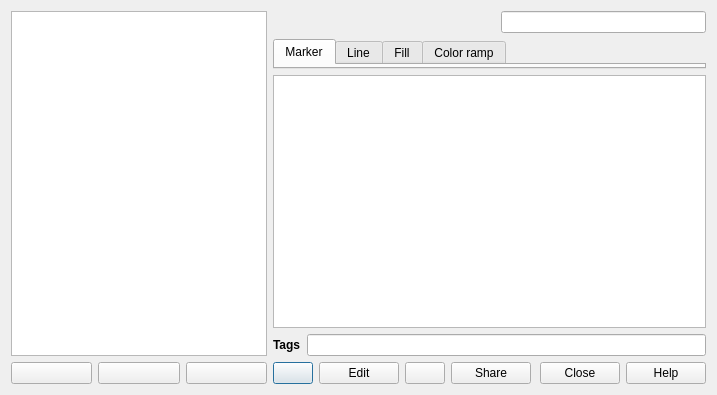
Qt form src/ui/qgsstylev2managerdialogbase.ui (qgis/QGIS) before a commit.
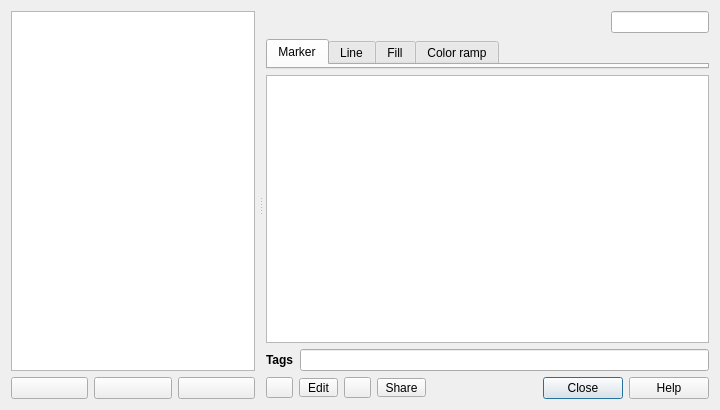
The same form after that commit. Icons and pictures are not drawn.

Commit message: style manager : cosmetic changes (wider icons, splitter with save/restore, changed buttons appearance, add menu icon) and use menu instead of dialog to select new color ramp type

What changed in the file:
```diff
--- a/src/ui/qgsstylev2managerdialogbase.ui
+++ b/src/ui/qgsstylev2managerdialogbase.ui
@@ -6,16 +6,51 @@
    <rect>
     <x>0</x>
     <y>0</y>
-    <width>717</width>
-    <height>395</height>
+    <width>720</width>
+    <height>410</height>
    </rect>
   </property>
   <property name="windowTitle">
    <string>Style Manager</string>
   </property>
+  <property name="styleSheet">
+   <string notr="true">QToolButton { padding-left: 3px; padding-right: 3px; }
+/* QMenu::item { padding: 2px 10px 2px 20px; }
+QMenu::item:selected {  background-color: gray; } */
+</string>
+  </property>
   <layout class="QGridLayout" name="gridLayout">
-   <item row="0" column="0" rowspan="5">
+   <item row="3" column="0">
+    <widget class="QSplitter" name="mSplitter">
+     <property name="orientation">
+      <enum>Qt::Horizontal</enum>
+     </property>
+     <property name="handleWidth">
+      <number>3</number>
+     </property>
+     <property name="childrenCollapsible">
+      <bool>false</bool>
+     </property>
+     <widget class="QWidget" name="widget" native="true">
+      <property name="sizePolicy">
+       <sizepolicy hsizetype="Expanding" vsizetype="Preferred">
+        <horstretch>0</horstretch>
+        <verstretch>0</verstretch>
+       </sizepolicy>
+      </property>
     <layout class="QGridLayout" name="gridLayout_2">
+       <property name="leftMargin">
+        <number>0</number>
+       </property>
+       <property name="topMargin">
+        <number>0</number>
+       </property>
+       <property name="rightMargin">
+        <number>4</number>
+       </property>
+       <property name="bottomMargin">
+        <number>0</number>
+       </property>
      <item row="0" column="0" colspan="3">
       <widget class="QTreeView" name="groupTree">
        <property name="sizePolicy">
@@ -78,28 +113,48 @@
       </widget>
      </item>
     </layout>
-   </item>
-   <item row="0" column="1">
+     </widget>
+     <widget class="QWidget" name="widget_2" native="true">
+      <property name="sizePolicy">
+       <sizepolicy hsizetype="Expanding" vsizetype="Preferred">
+        <horstretch>0</horstretch>
+        <verstretch>0</verstretch>
+       </sizepolicy>
+      </property>
+      <layout class="QGridLayout" name="gridLayout_3">
+       <property name="leftMargin">
+        <number>4</number>
+       </property>
+       <property name="topMargin">
+        <number>0</number>
+       </property>
+       <property name="rightMargin">
+        <number>0</number>
+       </property>
+       <property name="bottomMargin">
+        <number>0</number>
+       </property>
+       <item row="0" column="0">
     <spacer name="horizontalSpacer">
      <property name="orientation">
       <enum>Qt::Horizontal</enum>
      </property>
      <property name="sizeHint" stdset="0">
       <size>
-       <width>222</width>
+           <width>350</width>
        <height>20</height>
       </size>
      </property>
     </spacer>
    </item>
-   <item row="0" column="2">
+       <item row="0" column="1">
     <widget class="QLineEdit" name="searchBox">
      <property name="text">
       <string/>
      </property>
     </widget>
    </item>
-   <item row="1" column="1" colspan="2">
+       <item row="1" column="0" colspan="2">
     <widget class="QTabWidget" name="tabItemType">
      <property name="sizePolicy">
       <sizepolicy hsizetype="Expanding" vsizetype="Expanding">
@@ -178,7 +233,7 @@
      </widget>
     </widget>
    </item>
-   <item row="2" column="1" colspan="2">
+       <item row="2" column="0" colspan="2">
     <widget class="QListView" name="listItems">
      <property name="sizePolicy">
       <sizepolicy hsizetype="Expanding" vsizetype="Expanding">
@@ -191,8 +246,8 @@
      </property>
      <property name="iconSize">
       <size>
-       <width>48</width>
-       <height>48</height>
+           <width>0</width>
+           <height>0</height>
       </size>
      </property>
      <property name="movement">
@@ -206,8 +261,8 @@
      </property>
      <property name="gridSize">
       <size>
-       <width>75</width>
-       <height>83</height>
+           <width>0</width>
+           <height>0</height>
       </size>
      </property>
      <property name="viewMode">
@@ -218,32 +273,70 @@
      </property>
     </widget>
    </item>
-   <item row="4" column="1" colspan="2">
+       <item row="3" column="0" colspan="2">
+        <layout class="QHBoxLayout" name="horizontalLayout_2">
+         <item>
+          <widget class="QLabel" name="label">
+           <property name="font">
+            <font>
+             <weight>75</weight>
+             <bold>true</bold>
+            </font>
+           </property>
+           <property name="text">
+            <string>Tags</string>
+           </property>
+          </widget>
+         </item>
+         <item>
+          <widget class="QLineEdit" name="tagsLineEdit"/>
+         </item>
+        </layout>
+       </item>
+       <item row="4" column="0" colspan="2">
     <layout class="QHBoxLayout" name="horizontalLayout">
      <item>
       <layout class="QHBoxLayout" name="symbolBtnsLayout">
+           <property name="spacing">
+            <number>-1</number>
+           </property>
+           <property name="leftMargin">
+            <number>0</number>
+           </property>
        <item>
-        <widget class="QPushButton" name="btnAddItem">
+            <widget class="QToolButton" name="btnAddItem">
+             <property name="minimumSize">
+              <size>
+               <width>0</width>
+               <height>0</height>
+              </size>
+             </property>
          <property name="toolTip">
           <string>Add item</string>
          </property>
          <property name="text">
           <string/>
          </property>
+             <property name="popupMode">
+              <enum>QToolButton::InstantPopup</enum>
+             </property>
         </widget>
        </item>
        <item>
-        <widget class="QPushButton" name="btnEditItem">
+            <widget class="QToolButton" name="btnEditItem">
          <property name="toolTip">
           <string>Edit item</string>
          </property>
          <property name="text">
           <string>Edit</string>
          </property>
+             <property name="toolButtonStyle">
+              <enum>Qt::ToolButtonTextBesideIcon</enum>
+             </property>
         </widget>
        </item>
        <item>
-        <widget class="QPushButton" name="btnRemoveItem">
+            <widget class="QToolButton" name="btnRemoveItem">
          <property name="toolTip">
           <string>Remove item</string>
          </property>
@@ -253,10 +346,22 @@
         </widget>
        </item>
        <item>
-        <widget class="QPushButton" name="btnShare">
+            <widget class="QToolButton" name="btnShare">
+             <property name="minimumSize">
+              <size>
+               <width>0</width>
+               <height>16</height>
+              </size>
+             </property>
          <property name="text">
           <string>Share</string>
          </property>
+             <property name="popupMode">
+              <enum>QToolButton::InstantPopup</enum>
+             </property>
+             <property name="toolButtonStyle">
+              <enum>Qt::ToolButtonTextBesideIcon</enum>
+             </property>
         </widget>
        </item>
       </layout>
@@ -269,29 +374,16 @@
        <property name="standardButtons">
         <set>QDialogButtonBox::Close|QDialogButtonBox::Help</set>
        </property>
+           <property name="centerButtons">
+            <bool>false</bool>
+           </property>
       </widget>
      </item>
     </layout>
    </item>
-   <item row="3" column="1" colspan="2">
-    <layout class="QHBoxLayout" name="horizontalLayout_2">
-     <item>
-      <widget class="QLabel" name="label">
-       <property name="font">
-        <font>
-         <weight>75</weight>
-         <bold>true</bold>
-        </font>
-       </property>
-       <property name="text">
-        <string>Tags</string>
-       </property>
-      </widget>
-     </item>
-     <item>
-      <widget class="QLineEdit" name="tagsLineEdit"/>
-     </item>
-    </layout>
+      </layout>
+     </widget>
+    </widget>
    </item>
   </layout>
  </widget>
```
Lines whose indentation alone changed are shown as unchanged. The commit also changes 3 other files.
